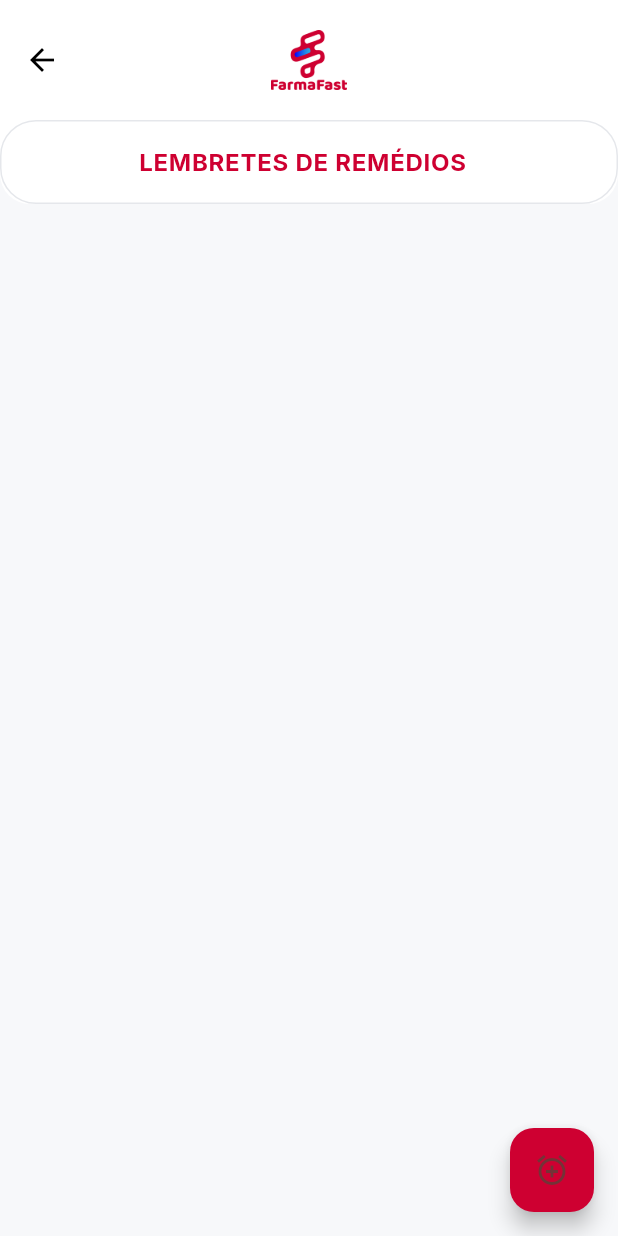
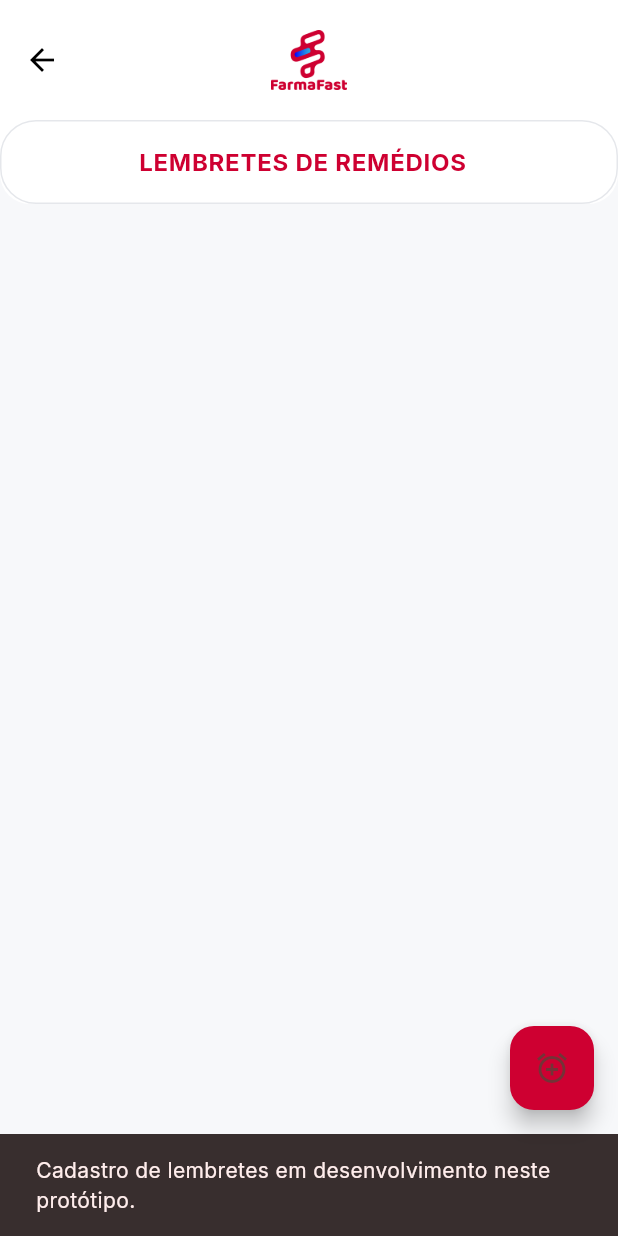
Before and after one commit to paulociano/farmafast, a Flutter app: the AlarmePage screen opened directly, after a tap on the "alarm add" icon, on a phone screen of 412 x 824 dp. Run offline on Flutter 3.47's test engine with Material 2 defaults, Android fonts, the light colour scheme and no system bars; our stand-ins replace card_swiper, date_field, get, google_fonts, image_picker, page_transition and 1 more; missing offline and left inert: camera_camera; accounts and stored records are empty.

Commit message:
fix: make reminder action explicit

```diff
--- a/lib/pages/alarmes_page.dart
+++ b/lib/pages/alarmes_page.dart
@@ -1,6 +1,4 @@
-import 'package:farmafast/pages/general_page.dart';
 import 'package:flutter/material.dart';
-import 'package:page_transition/page_transition.dart';
 
 class AlarmePage extends StatefulWidget {
   const AlarmePage({super.key});
@@ -55,10 +53,10 @@ class _AlarmePageState extends State<AlarmePage> {
       ),
       floatingActionButton: FloatingActionButton(
         onPressed: () {
-          PageTransition(
-            child: const GeneralPage(),
-            type: PageTransitionType.bottomToTop,
-            duration: const Duration(milliseconds: 400),
+          ScaffoldMessenger.of(context).showSnackBar(
+            const SnackBar(
+              content: Text('Cadastro de lembretes em desenvolvimento neste protótipo.'),
+            ),
           );
         },
         backgroundColor: const Color.fromARGB(255, 206, 0, 49),
```
